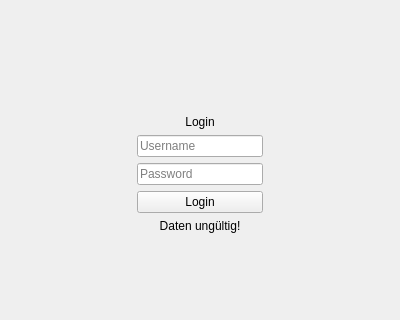
Before: the Qt Designer form HR_Managment_System_Application/login.ui in MehmetMertt/twentyONE_HR_System, drawn with Qt 5; both pictures show x 0 to 400 and y 126 to 446 of the 400 by 600 pixel window.
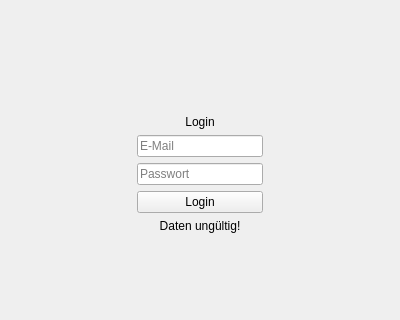
After: the same form once the commit is applied.

The edit to the form file:
```diff
--- a/HR_Managment_System_Application/login.ui
+++ b/HR_Managment_System_Application/login.ui
@@ -61,7 +61,7 @@
         <string/>
        </property>
        <property name="placeholderText">
-        <string>Username</string>
+        <string>E-Mail</string>
        </property>
        <property name="input_type" stdset="0">
         <string>text</string>
@@ -74,7 +74,7 @@
         <enum>QLineEdit::Password</enum>
        </property>
        <property name="placeholderText">
-        <string>Password</string>
+        <string>Passwort</string>
        </property>
        <property name="input_type" stdset="0">
         <string>text</string>
```
Left out of the diff: 4 changed lines with no effect on the pictures.
